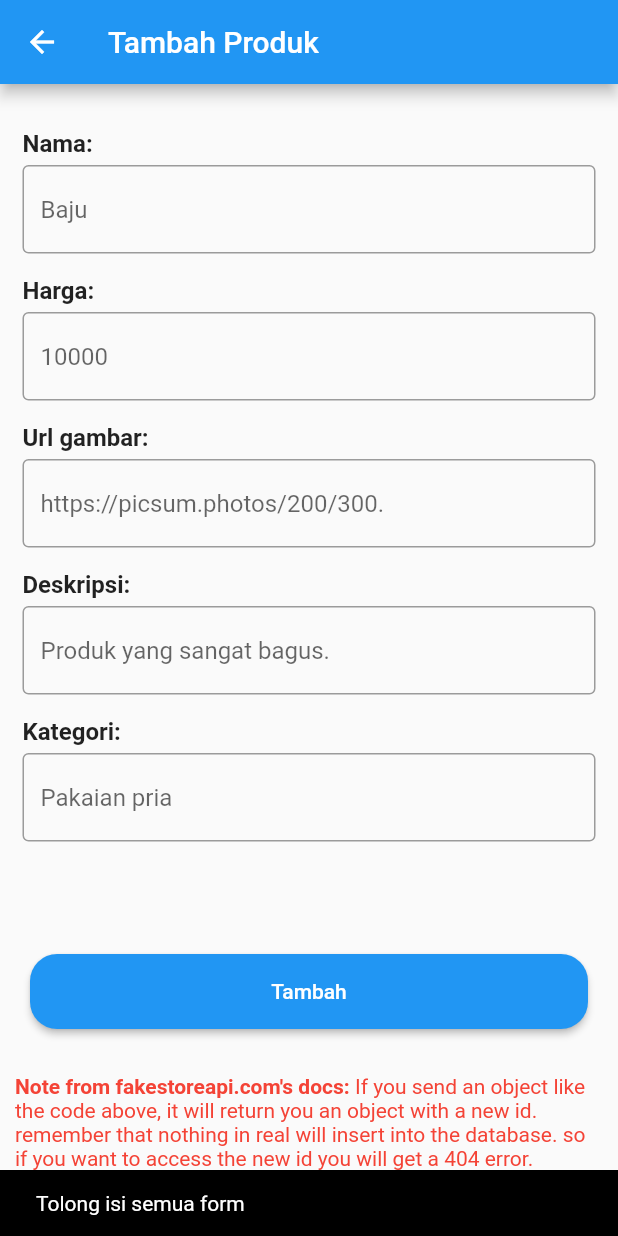
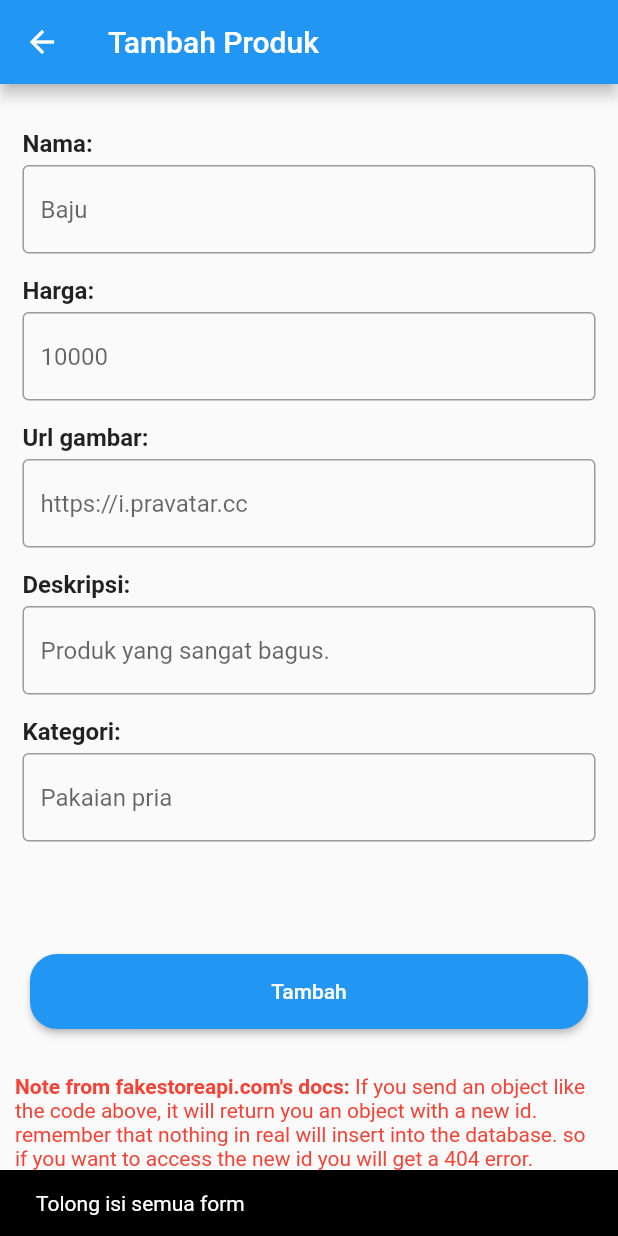
Before and after one commit to edwinkesuma/test_geekgarden, a Flutter app: the AddEditProductScreen screen opened directly, after a tap on "Tambah", on a phone screen of 412 x 824 dp. Run offline on Flutter 3.47's test engine with Material 2 defaults, Android fonts, the phone set to English and light mode, and no system bars; our stand-ins replace get.

Commit message:
fix missing image at add and edit product

```diff
--- a/lib/feature/products/controller/product_controller.dart
+++ b/lib/feature/products/controller/product_controller.dart
@@ -75,7 +75,7 @@ class ProductController extends GetxController {
 
       product.add(datas);
 
-      log(product.toString(), name: "products");
+      log(jsonEncode(product), name: "products");
       // product.value = responseJson;
       changeLoading(loadingGetProducts);
     });
--- a/lib/feature/products/screens/add_edit_product_screen.dart
+++ b/lib/feature/products/screens/add_edit_product_screen.dart
@@ -75,7 +75,7 @@ class AddEditProductScreen extends StatelessWidget {
             CustomTextField(
               controller: imageController,
               title: "Url gambar:",
-              hintText: "https://picsum.photos/200/300.",
+              hintText: "https://i.pravatar.cc",
             ),
             const SizedBox(
               height: 15,
@@ -110,6 +110,7 @@ class AddEditProductScreen extends StatelessWidget {
                         price: priceController.text,
                         description: descriptionController.text,
                         category: categoryController.text,
+                        image: imageController.text,
                         onFinish: () {
                           Navigator.push(
                               context,
@@ -138,6 +139,7 @@ class AddEditProductScreen extends StatelessWidget {
                         price: priceController.text,
                         description: descriptionController.text,
                         category: categoryController.text,
+                        image: imageController.text,
                         onFinish: () {
                           Navigator.push(
                               context,
```
Also changed, not shown: lib/feature/products/screens/result_product_screen.dart (+0 -113 lines).
